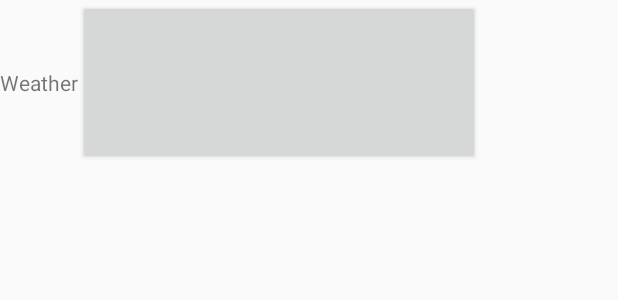
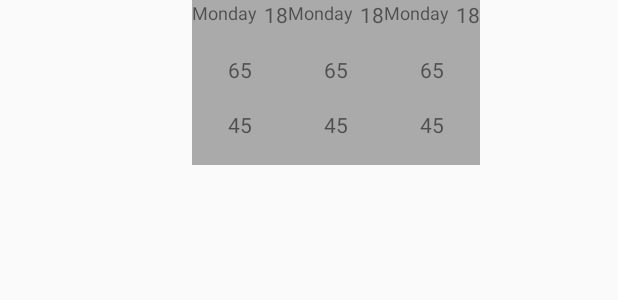
Before and after one commit to rusili/Elements, an Android app: the layout widget_layout_5x2.xml on its own in the app's theme, with its tools: preview values and no code run, on a phone screen of 412 x 824 dp. Shown: the top 300 px of the screen. Run offline under Robolectric (Android 15) with nearby library versions, the phone set to English and light mode, and no system bars.

Commit message:
broke down the widget into components

```diff
--- a/app/src/main/java/nyc/c4q/rusili/weatherwidget/activities/widgets/WeatherWidget4x2.java
+++ b/app/src/main/java/nyc/c4q/rusili/weatherwidget/activities/widgets/WeatherWidget4x2.java
@@ -21,7 +21,7 @@ public class WeatherWidget4x2 extends BaseWeatherWidget {
             String number = String.format("%03d", (new Random().nextInt(900) + 100));
 
             RemoteViews remoteViews = new RemoteViews(context.getPackageName(),
-                    R.layout.widget_layout_3x2);
+                    R.layout.widget_layout_4x2);
             remoteViews.setTextViewText(R.id.widget_textview, number);
 
             Intent intent = new Intent(context, WeatherWidget4x2.class);
--- a/app/src/main/java/nyc/c4q/rusili/weatherwidget/activities/widgets/WeatherWidget5x2.java
+++ b/app/src/main/java/nyc/c4q/rusili/weatherwidget/activities/widgets/WeatherWidget5x2.java
@@ -21,7 +21,7 @@ public class WeatherWidget5x2 extends BaseWeatherWidget {
             String number = String.format("%03d", (new Random().nextInt(900) + 100));
 
             RemoteViews remoteViews = new RemoteViews(context.getPackageName(),
-                    R.layout.widget_layout_3x2);
+                    R.layout.widget_layout_5x2);
             remoteViews.setTextViewText(R.id.widget_textview, number);
 
             Intent intent = new Intent(context, WeatherWidget5x2.class);
--- /dev/null
+++ b/app/src/main/res/layout/widget_component_day.xml
@@ -0,0 +1,78 @@
+<?xml version="1.0" encoding="utf-8"?>
+<LinearLayout xmlns:android="http://schemas.android.com/apk/res/android"
+              android:orientation="vertical"
+              android:layout_width="64dp"
+              android:layout_height="110dp"
+              android:background="#aaaaaa"
+    >
+
+    <LinearLayout
+        android:layout_width="match_parent"
+        android:layout_height="0dp"
+        android:layout_weight="33"
+        android:orientation="horizontal"
+        >
+
+        <TextView
+            android:id="@+id/widget_component_day_weekday"
+            android:layout_width="0dp"
+            android:layout_height="match_parent"
+            android:layout_weight="75"
+            android:text="Monday"
+            android:textSize="12sp"
+            />
+        <TextView
+            android:id="@+id/widget_component_day_day"
+            android:layout_width="0dp"
+            android:layout_height="match_parent"
+            android:layout_weight="25"
+            android:text="18"
+            android:textSize="14sp"
+            />
+
+    </LinearLayout>
+
+    <FrameLayout
+        android:layout_width="match_parent"
+        android:layout_height="0dp"
+        android:layout_weight="66"
+        >
+
+        <ImageView
+            android:id="@+id/widget_component_day_icon"
+            android:layout_width="match_parent"
+            android:layout_height="match_parent"
+            />
+
+        <LinearLayout
+            android:layout_width="match_parent"
+            android:layout_height="match_parent"
+            android:orientation="vertical"
+            >
+
+            <TextView
+                android:id="@+id/widget_component_day_temphigh"
+                android:layout_width="match_parent"
+                android:layout_height="0dp"
+                android:layout_weight="50"
+                android:text="65"
+                android:textAlignment="center"
+                />
+            <TextView
+                android:id="@+id/widget_component_day_templow"
+                android:layout_width="match_parent"
+                android:layout_height="0dp"
+                android:layout_weight="50"
+                android:text="45"
+                android:textAlignment="center"
+                />
+
+        </LinearLayout>
+
+
+
+    </FrameLayout>
+
+
+
+</LinearLayout>
--- /dev/null
+++ b/app/src/main/res/layout/widget_component_main.xml
@@ -0,0 +1,9 @@
+<?xml version="1.0" encoding="utf-8"?>
+<FrameLayout xmlns:android="http://schemas.android.com/apk/res/android"
+              android:orientation="vertical"
+              android:layout_width="128dp"
+              android:layout_height="110dp"
+             android:background="#aaaaaa"
+    >
+
+</FrameLayout>
--- a/app/src/main/res/layout/widget_layout_5x2.xml
+++ b/app/src/main/res/layout/widget_layout_5x2.xml
@@ -5,17 +5,47 @@
               android:layout_height="110dp"
     >
 
-    <TextView
-        android:id="@+id/widget_textview"
-        android:layout_width="wrap_content"
-        android:layout_height="wrap_content"
-        android:text="Weather"
-        />
+    <LinearLayout
+        android:id="@+id/widget_box_day0"
+        android:layout_width="0dp"
+        android:layout_height="match_parent"
+        android:layout_weight="40"
+        android:orientation="vertical"
+        >
 
-    <Button
-        android:id="@+id/widget_button"
-        android:layout_width="match_parent"
+    </LinearLayout>
+    <LinearLayout
+        android:id="@+id/widget_box_day2"
+        android:layout_width="0dp"
         android:layout_height="match_parent"
-        />
+        android:layout_weight="20"
+        android:orientation="vertical"
+        >
+
+        <include layout="@layout/widget_component_day"></include>
+
+    </LinearLayout>
+    <LinearLayout
+        android:id="@+id/widget_box_day3"
+        android:layout_width="0dp"
+        android:layout_height="match_parent"
+        android:layout_weight="20"
+        android:orientation="vertical"
+        >
+
+        <include layout="@layout/widget_component_day"></include>
+
+    </LinearLayout>
+    <LinearLayout
+        android:id="@+id/widget_box_day4"
+        android:layout_width="0dp"
+        android:layout_height="match_parent"
+        android:layout_weight="20"
+        android:orientation="vertical"
+        >
+
+        <include layout="@layout/widget_component_day"></include>
+
+    </LinearLayout>
 
 </LinearLayout>
```
Also changed, not shown: app/src/main/java/nyc/c4q/rusili/weatherwidget/Readme.txt.
